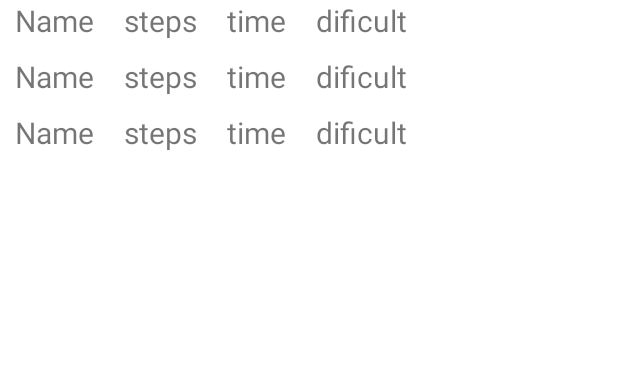
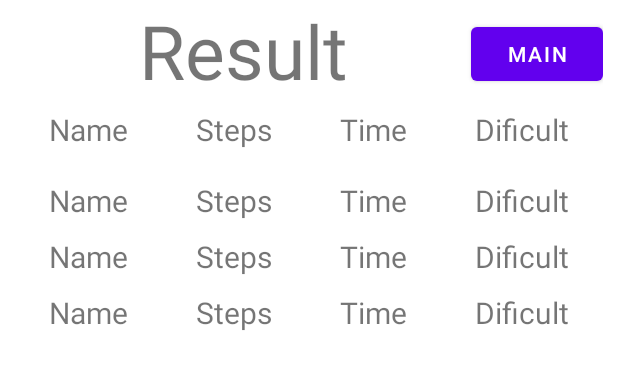
Before and after one commit to shumslav/GameCardForTest, an Android app: the layout activity_score.xml on its own in the app's theme, with its tools: preview values and no code run, on a phone screen of 412 x 824 dp. Shown: the top 369 px of the screen. Run offline under Robolectric (Android 15) with nearby library versions, the phone set to English and light mode, and no system bars.

Commit message:
Working game with registration users, saving settings and scores

```diff
--- a/app/src/main/java/com/shumslav/cardgamefortest/Activity/GameActivity.kt
+++ b/app/src/main/java/com/shumslav/cardgamefortest/Activity/GameActivity.kt
@@ -1,5 +1,6 @@
 package com.shumslav.cardgamefortest.Activity
 
+import android.app.Activity
 import android.content.Intent
 import android.graphics.Bitmap
 import android.graphics.Point
@@ -29,7 +30,7 @@ import com.shumslav.cardgamefortest.listOfImages
 import com.shumslav.cardgamefortest.makeToast
 import java.util.*
 
-class GameActivity : AppCompatActivity() {
+class GameActivity : Activity() {
 
     private val sqlHelper = SQLiteHelper(this)
 
--- a/app/src/main/java/com/shumslav/cardgamefortest/Activity/LoginActivity.kt
+++ b/app/src/main/java/com/shumslav/cardgamefortest/Activity/LoginActivity.kt
@@ -1,5 +1,6 @@
 package com.shumslav.cardgamefortest.Activity
 
+import android.app.Activity
 import android.content.Intent
 import android.os.Bundle
 import android.widget.Button
@@ -14,7 +15,7 @@ import com.shumslav.cardgamefortest.Data.SQLite.SQLiteHelper
 import com.shumslav.cardgamefortest.R
 import com.shumslav.cardgamefortest.makeToast
 
-class LoginActivity : AppCompatActivity() {
+class LoginActivity : Activity() {
     private lateinit var passwordText:EditText
     private lateinit var loginText:EditText
     private lateinit var nextButton:Button
--- a/app/src/main/java/com/shumslav/cardgamefortest/Activity/MainActivity.kt
+++ b/app/src/main/java/com/shumslav/cardgamefortest/Activity/MainActivity.kt
@@ -1,13 +1,14 @@
 package com.shumslav.cardgamefortest.Activity
 
 import android.annotation.SuppressLint
+import android.app.Activity
 import android.content.Intent
 import androidx.appcompat.app.AppCompatActivity
 import android.os.Bundle
 import android.widget.Button
 import com.shumslav.cardgamefortest.R
 
-class MainActivity : AppCompatActivity() {
+class MainActivity : Activity() {
     private lateinit var buttonGame: Button
     private lateinit var buttonSettings: Button
     private lateinit var buttonScore: Button
--- a/app/src/main/java/com/shumslav/cardgamefortest/Activity/WinActivity.kt
+++ b/app/src/main/java/com/shumslav/cardgamefortest/Activity/WinActivity.kt
@@ -1,6 +1,7 @@
 package com.shumslav.cardgamefortest.Activity
 
 import android.annotation.SuppressLint
+import android.app.Activity
 import android.content.Intent
 import androidx.appcompat.app.AppCompatActivity
 import android.os.Bundle
@@ -11,7 +12,7 @@ import com.shumslav.cardgamefortest.Data.Models.SettingsApp
 import com.shumslav.cardgamefortest.Data.SQLite.SQLiteHelper
 import com.shumslav.cardgamefortest.R
 
-class WinActivity : AppCompatActivity() {
+class WinActivity : Activity() {
 
     private val sqlHelper = SQLiteHelper(this)
     private var score = 0
--- a/app/src/main/java/com/shumslav/cardgamefortest/Data/Models/Score.kt
+++ b/app/src/main/java/com/shumslav/cardgamefortest/Data/Models/Score.kt
@@ -5,11 +5,15 @@ class Score {
     private var time = "0:0"
     private var dificult = "10"
 
+
+
     constructor(steps: String, time: String, dificult: String) {
         this.steps = steps
         this.time = time
         this.dificult = dificult
     }
+
+    constructor()
 
     fun getSteps():String{
         return this.steps
--- a/app/src/main/java/com/shumslav/cardgamefortest/Data/SQLite/SQLiteHelper.kt
+++ b/app/src/main/java/com/shumslav/cardgamefortest/Data/SQLite/SQLiteHelper.kt
@@ -40,8 +40,8 @@ class SQLiteHelper(val context: Context): SQLiteOpenHelper(context, DB_NAME,null
 
         db = this.writableDatabase
         val cv = ContentValues()
-        cv.put(SETTINGS_COL_DIFICULT, settings.getDificult().toString())
-        cv.put(SETTINGS_COL_VOLUME, settings.getVolumeLevel().toString())
+        cv.put(SETTINGS_COL_DIFICULT, settings.getDificult())
+        cv.put(SETTINGS_COL_VOLUME, settings.getVolumeLevel())
         db.insert(TABLE_NAME_SETTINGS, null, cv)
         db.close()
     }
--- a/app/src/main/res/layout/activity_login.xml
+++ b/app/src/main/res/layout/activity_login.xml
@@ -10,7 +10,8 @@
         android:layout_width="match_parent"
         android:layout_height="match_parent"
         android:orientation="vertical"
-        android:gravity="center">
+        android:gravity="center"
+        android:layout_marginBottom="200dp">
         <TextView
             android:layout_width="match_parent"
             android:layout_height="wrap_content"
--- a/app/src/main/res/layout/activity_score.xml
+++ b/app/src/main/res/layout/activity_score.xml
@@ -1,15 +1,81 @@
 <?xml version="1.0" encoding="utf-8"?>
-<androidx.constraintlayout.widget.ConstraintLayout xmlns:android="http://schemas.android.com/apk/res/android"
+<LinearLayout xmlns:android="http://schemas.android.com/apk/res/android"
     xmlns:app="http://schemas.android.com/apk/res-auto"
     xmlns:tools="http://schemas.android.com/tools"
     android:layout_width="match_parent"
     android:layout_height="match_parent"
+    android:layout_marginBottom="20dp"
+    android:orientation="vertical"
     tools:context=".Activity.ScoreActivity">
 
+    <LinearLayout
+        android:layout_width="match_parent"
+        android:layout_height="wrap_content"
+        android:orientation="horizontal"
+        android:layout_marginStart="10dp"
+        android:layout_marginEnd="10dp">
+    <TextView
+        android:layout_width="wrap_content"
+        android:layout_height="wrap_content"
+        android:gravity="center"
+        android:text="Result"
+        android:textSize="50sp"
+        android:layout_marginBottom="5dp"
+        android:layout_weight="1"/>
+
+        <Button
+            android:id="@+id/back_button"
+            android:layout_width="wrap_content"
+            android:layout_height="wrap_content"
+            android:layout_gravity="center"
+            android:text="Main"/>
+    </LinearLayout>
+
+    <LinearLayout
+        android:layout_width="match_parent"
+        android:layout_height="wrap_content"
+        android:layout_marginStart="10dp"
+        android:layout_marginEnd="10dp">
+
+        <TextView
+            android:layout_width="wrap_content"
+            android:layout_height="wrap_content"
+            android:text="Name"
+            android:gravity="center"
+            android:textSize="20sp"
+            android:layout_weight="1"/>
+
+        <TextView
+            android:layout_width="wrap_content"
+            android:layout_height="wrap_content"
+            android:text="Steps"
+            android:gravity="center"
+            android:textSize="20sp"
+            android:layout_weight="1"/>
+
+        <TextView
+            android:layout_width="wrap_content"
+            android:layout_height="wrap_content"
+            android:text="Time"
+            android:gravity="center"
+            android:textSize="20sp"
+            android:layout_weight="1"/>
+
+        <TextView
+            android:layout_width="wrap_content"
+            android:layout_height="wrap_content"
+            android:text="Dificult"
+            android:textSize="20sp"
+            android:gravity="center"
+            android:layout_weight="1"/>
+    </LinearLayout>
     <androidx.recyclerview.widget.RecyclerView
         android:id="@+id/scores"
         android:layout_width="match_parent"
-        android:layout_height="match_parent"
-        tools:listitem="@layout/score"/>
+        android:layout_height="wrap_content"
+        android:layout_marginStart="10dp"
+        android:layout_marginTop="20dp"
+        android:layout_marginEnd="10dp"
+        tools:listitem="@layout/score" />
 
-</androidx.constraintlayout.widget.ConstraintLayout>
+</LinearLayout>
--- a/app/src/main/res/layout/score.xml
+++ b/app/src/main/res/layout/score.xml
@@ -1,45 +1,46 @@
 <?xml version="1.0" encoding="utf-8"?>
+
 <LinearLayout xmlns:android="http://schemas.android.com/apk/res/android"
     android:layout_width="match_parent"
     android:layout_height="wrap_content"
-    android:gravity="fill_horizontal"
-    android:layout_marginBottom="10dp">
+    xmlns:app="http://schemas.android.com/apk/res-auto"
+    android:layout_marginBottom="10dp"
+    android:maxWidth="0dp">
 
     <TextView
         android:id="@+id/score_name"
         android:layout_width="wrap_content"
         android:layout_height="wrap_content"
         android:text="Name"
+        android:gravity="center"
         android:textSize="20sp"
-        android:layout_marginStart="10dp"
-        android:layout_marginEnd="10dp"/>
+        android:layout_weight="1"/>
 
     <TextView
         android:id="@+id/score_steps"
         android:layout_width="wrap_content"
         android:layout_height="wrap_content"
-        android:text="steps"
+        android:text="Steps"
+        android:gravity="center"
         android:textSize="20sp"
-        android:layout_marginStart="10dp"
-        android:layout_marginEnd="10dp"/>
+        android:layout_weight="1"/>
 
     <TextView
         android:id="@+id/score_time"
         android:layout_width="wrap_content"
         android:layout_height="wrap_content"
-        android:text="time"
+        android:text="Time"
+        android:gravity="center"
         android:textSize="20sp"
-        android:layout_marginStart="10dp"
-        android:layout_marginEnd="10dp"/>
+        android:layout_weight="1"/>
 
     <TextView
         android:id="@+id/score_dificult"
         android:layout_width="wrap_content"
         android:layout_height="wrap_content"
-        android:text="dificult"
+        android:text="Dificult"
         android:textSize="20sp"
-        android:layout_gravity="end"
-        android:layout_marginStart="10dp"
-        android:layout_marginEnd="10dp"/>
+        android:gravity="center"
+        android:layout_weight="1"/>
 
 </LinearLayout>
```
Also changed, not shown: app/src/main/java/com/shumslav/cardgamefortest/Activity/ScoreActivity.kt (+10 -2 lines), app/src/main/java/com/shumslav/cardgamefortest/Activity/SettingsActivity.kt (+31 -15 lines), app/src/main/java/com/shumslav/cardgamefortest/Adapters/ScoreRecyclerAdapter.kt (+9 -2 lines), app/src/main/res/layout/activity_settings.xml (+28 -18 lines).
